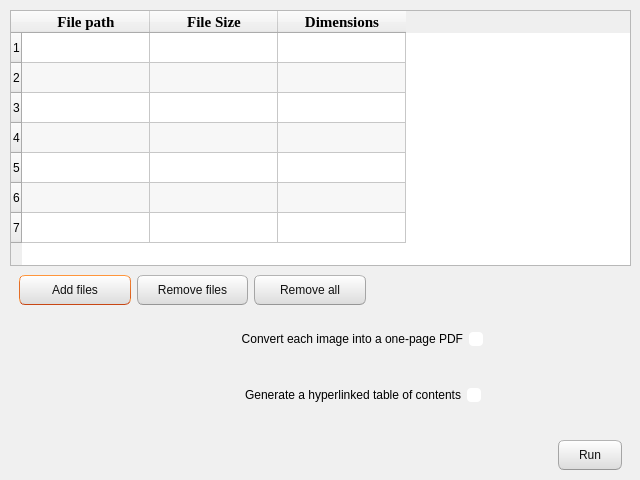
Qt form gui/convertimg.ui (FATelarico/PDFutils) before a commit.
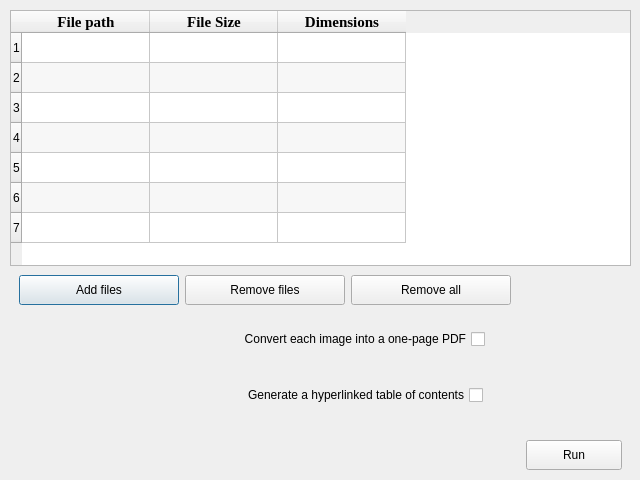
The same form after that commit. Icons and pictures are not drawn.

Diff of the .ui file:
```diff
--- a/gui/convertimg.ui
+++ b/gui/convertimg.ui
@@ -36,502 +36,7 @@
     <normaloff>:/media/merge.svg</normaloff>:/media/merge.svg</iconset>
   </property>
   <property name="styleSheet">
-   <string notr="true">/*
-Ubuntu Style Sheet for QT Applications
-Author: Jaime A. Quiroga P.
-Company: GTRONICK
-Last updated: 01/10/2021 (dd/mm/yyyy), 15:18.
-Available at: https://github.com/GTRONICK/QSS/blob/master/Ubuntu.qss
-*/
-QMainWindow {
-	background-color:#f0f0f0;
-}
-QCheckBox {
-	padding:2px;
-}
-QCheckBox:hover {
-	border:1px solid rgb(255,150,60);
-	border-radius:4px;
-	padding: 1px;
-	background-color:qlineargradient(spread:pad, x1:0.5, y1:1, x2:0.5, y2:0, stop:0 rgba(190, 90, 50, 50), stop:1 rgba(250, 130, 40, 50));
-}
-QCheckBox::indicator:checked {
-	border:1px solid rgb(246, 134, 86);
-	border-radius:4px;
-  	background-color:rgb(246, 134, 86)
-}
-QCheckBox::indicator:unchecked {
-	border-width:1px solid rgb(246, 134, 86);
-	border-radius:4px;
-  	background-color:rgb(255,255,255);
-}
-QColorDialog {
-	background-color:#f0f0f0;
-}
-QComboBox {
-	color:rgb(81,72,65);
-	background: #ffffff;
-}
-QComboBox:editable {
-	selection-color:rgb(81,72,65);
-	selection-background-color: #ffffff;
-}
-QComboBox QAbstractItemView {
-	selection-color: #ffffff;
-	selection-background-color: rgb(246, 134, 86);
-}
-QComboBox:!editable:on, QComboBox::drop-down:editable:on {
-	color:  #1e1d23;	
-}
-QDateTimeEdit, QDateEdit, QDoubleSpinBox, QFontComboBox {
-	color:rgb(81,72,65);
-	background-color: #ffffff;
-}
-
-QDialog {
-	background-color:#f0f0f0;
-}
-
-QLabel,QLineEdit {
-	color:rgb(17,17,17);
-}
-QLineEdit {
-	background-color:rgb(255,255,255);
-	selection-background-color:rgb(236,116,64);
-}
-QMenuBar {
-	color:rgb(223,219,210);
-	background-color:rgb(65,64,59);
-}
-QMenuBar::item {
-	padding-top:4px;
-	padding-left:4px;
-	padding-right:4px;
-	color:rgb(223,219,210);
-	background-color:rgb(65,64,59);
-}
-QMenuBar::item:selected {
-	color:rgb(255,255,255);
-	padding-top:2px;
-	padding-left:2px;
-	padding-right:2px;
-	border-top-width:2px;
-	border-left-width:2px;
-	border-right-width:2px;
-	border-top-right-radius:4px;
-	border-top-left-radius:4px;
-	border-style:solid;
-	background-color:rgb(65,64,59);
-	border-top-color: rgb(47,47,44);
-	border-right-color: qlineargradient(spread:pad, x1:0, y1:1, x2:1, y2:0, stop:0 rgba(90, 87, 78, 255), stop:1 rgba(47,47,44, 255));
-	border-left-color:  qlineargradient(spread:pad, x1:1, y1:0, x2:0, y2:0, stop:0 rgba(90, 87, 78, 255), stop:1 rgba(47,47,44, 255));
-}
-QMenu {
-	color:rgb(223,219,210);
-	background-color:rgb(65,64,59);
-}
-QMenu::item {
-	color:rgb(223,219,210);
-	padding:4px 10px 4px 20px;
-}
-QMenu::item:selected {
-	color:rgb(255,255,255);
-	background-color: qlineargradient(spread:pad, x1:0.5, y1:1, x2:0.5, y2:0, stop:0 rgba(225, 108, 54, 255), stop:1 rgba(246, 134, 86, 255));
-	border-style:solid;
-	border-width:3px;
-	padding:4px 7px 4px 17px;
-	border-bottom-color:qlineargradient(spread:pad, x1:0.5, y1:1, x2:0.5, y2:0, stop:0 rgba(175,85,48,255), stop:1 rgba(236,114,67, 255));
-	border-top-color:qlineargradient(spread:pad, x1:0.5, y1:1, x2:0.5, y2:0, stop:0 rgba(253,156,113,255), stop:1 rgba(205,90,46, 255));
-	border-right-color:qlineargradient(spread:pad, x1:0, y1:0.5, x2:1, y2:0.5, stop:0 rgba(253,156,113,255), stop:1 rgba(205,90,46, 255));
-	border-left-color:qlineargradient(spread:pad, x1:1, y1:0.5, x2:0, y2:0.5, stop:0 rgba(253,156,113,255), stop:1 rgba(205,90,46, 255));
-}
-QPlainTextEdit {
-	border: 1px solid transparent;
-	color:rgb(17,17,17);
-	selection-background-color:rgb(236,116,64);
-    background-color: #FFFFFF;
-}
-QProgressBar {
-	text-align: center;
-	color: rgb(0, 0, 0);
-	border: 1px inset rgb(150,150,150); 
-	border-radius: 10px;
-	background-color:rgb(221,221,219);
-}
-QProgressBar::chunk:horizontal {
-	background-color: qlineargradient(spread:pad, x1:0.5, y1:1, x2:0.5, y2:0, stop:0 rgba(225, 108, 54, 255), stop:1 rgba(246, 134, 86, 255));
-	border:1px solid;
-	border-radius:8px;
-	border-bottom-color:qlineargradient(spread:pad, x1:0.5, y1:1, x2:0.5, y2:0, stop:0 rgba(175,85,48,255), stop:1 rgba(236,114,67, 255));
-	border-top-color:qlineargradient(spread:pad, x1:0.5, y1:1, x2:0.5, y2:0, stop:0 rgba(253,156,113,255), stop:1 rgba(205,90,46, 255));
-	border-right-color:qlineargradient(spread:pad, x1:0, y1:0.5, x2:1, y2:0.5, stop:0 rgba(253,156,113,255), stop:1 rgba(205,90,46, 255));
-	border-left-color:qlineargradient(spread:pad, x1:1, y1:0.5, x2:0, y2:0.5, stop:0 rgba(253,156,113,255), stop:1 rgba(205,90,46, 255));
-}
-QPushButton{
-	color:rgb(17,17,17);
-	border-width: 1px;
-	border-radius: 6px;
-	border-bottom-color: rgb(150,150,150);
-	border-right-color: rgb(165,165,165);
-	border-left-color: rgb(165,165,165);
-	border-top-color: rgb(180,180,180);
-	border-style: solid;
-	padding: 4px;
-	background-color: qlineargradient(spread:pad, x1:0.5, y1:1, x2:0.5, y2:0, stop:0 rgba(220, 220, 220, 255), stop:1 rgba(255, 255, 255, 255));
-}
-QPushButton:hover{
-	color:rgb(17,17,17);
-	border-width: 1px;
-	border-radius:6px;
-	border-top-color: rgb(255,150,60);
-	border-right-color: qlineargradient(spread:pad, x1:0, y1:1, x2:1, y2:0, stop:0 rgba(200, 70, 20, 255), stop:1 rgba(255,150,60, 255));
-	border-left-color:  qlineargradient(spread:pad, x1:1, y1:0, x2:0, y2:0, stop:0 rgba(200, 70, 20, 255), stop:1 rgba(255,150,60, 255));
-	border-bottom-color: rgb(200,70,20);
-	border-style: solid;
-	padding: 2px;
-	background-color: qlineargradient(spread:pad, x1:0.5, y1:1, x2:0.5, y2:0, stop:0 rgba(220, 220, 220, 255), stop:1 rgba(255, 255, 255, 255));
-}
-QPushButton:default{
-	color:rgb(17,17,17);
-	border-width: 1px;
-	border-radius:6px;
-	border-top-color: rgb(255,150,60);
-	border-right-color: qlineargradient(spread:pad, x1:0, y1:1, x2:1, y2:0, stop:0 rgba(200, 70, 20, 255), stop:1 rgba(255,150,60, 255));
-	border-left-color:  qlineargradient(spread:pad, x1:1, y1:0, x2:0, y2:0, stop:0 rgba(200, 70, 20, 255), stop:1 rgba(255,150,60, 255));
-	border-bottom-color: rgb(200,70,20);
-	border-style: solid;
-	padding: 2px;
-	background-color: qlineargradient(spread:pad, x1:0.5, y1:1, x2:0.5, y2:0, stop:0 rgba(220, 220, 220, 255), stop:1 rgba(255, 255, 255, 255));
-}
-QPushButton:pressed{
-	color:rgb(17,17,17);
-	border-width: 1px;
-	border-radius: 6px;
-	border-width: 1px;
-	border-top-color: rgba(255,150,60,200);
-	border-right-color: qlineargradient(spread:pad, x1:0, y1:1, x2:1, y2:0, stop:0 rgba(200, 70, 20, 255), stop:1 rgba(255,150,60, 200));
-	border-left-color:  qlineargradient(spread:pad, x1:1, y1:0, x2:0, y2:0, stop:0 rgba(200, 70, 20, 255), stop:1 rgba(255,150,60, 200));
-	border-bottom-color: rgba(200,70,20,200);
-	border-style: solid;
-	padding: 2px;
-	background-color: qlineargradient(spread:pad, x1:0.5, y1:0, x2:0.5, y2:1, stop:0 rgba(220, 220, 220, 255), stop:1 rgba(255, 255, 255, 255));
-}
-QPushButton:disabled{
-	color:rgb(174,167,159);
-	border-width: 1px;
-	border-radius: 6px;
-	background-color: qlineargradient(spread:pad, x1:0.5, y1:1, x2:0.5, y2:0, stop:0 rgba(200, 200, 200, 255), stop:1 rgba(230, 230, 230, 255));
-}
-QRadioButton {
-	padding: 1px;
-}
-QRadioButton::indicator:checked {
-	height: 10px;
-	width: 10px;
-	border-style:solid;
-	border-radius:5px;
-	border-width: 1px;
-	border-color: rgba(246, 134, 86, 255);
-	color: #a9b7c6;
-	background-color:rgba(246, 134, 86, 255);
-}
-QRadioButton::indicator:!checked {
-	height: 10px;
-	width: 10px;
-	border-style:solid;
-	border-radius:5px;
-	border-width: 1px;
-	border-color: rgb(246, 134, 86);
-	color: #a9b7c6;
-	background-color: transparent;
-}
-QScrollArea {
-	color: white;
-	background-color:#f0f0f0;
-}
-QSlider::groove {
-	border-style: solid;
-	border-width: 1px;
-	border-color: rgb(207,207,207);
-}
-QSlider::groove:horizontal {
-	height: 5px;
-	background: rgb(246, 134, 86);
-}
-QSlider::groove:vertical {
-	width: 5px;
-	background: rgb(246, 134, 86);
-}
-QSlider::handle:horizontal {
-	background: rgb(253,253,253);
-	border-style: solid;
-	border-width: 1px;
-	border-color: rgb(207,207,207);
-	width: 12px;
-	margin: -5px 0;
-	border-radius: 7px;
-}
-QSlider::handle:vertical {
-	background: rgb(253,253,253);
-	border-style: solid;
-	border-width: 1px;
-	border-color: rgb(207,207,207);
-	height: 12px;
-	margin: 0 -5px;
-	border-radius: 7px;
-}
-QSlider::add-page:horizontal, QSlider::add-page:vertical {
- 	background: white;
-}
-QSlider::sub-page:horizontal, QSlider::sub-page:vertical {
-	background: rgb(246, 134, 86);
-}
-QStatusBar, QSpinBox {
-	color:rgb(81,72,65);
-}
-QSpinBox {
-	background-color: #ffffff;
-}
-QScrollBar:horizontal {
-	max-height: 20px;
-	border: 1px transparent;
-	margin: 0px 20px 0px 20px;
-}
-QScrollBar::handle:horizontal {
-	background: rgb(253,253,253);
-	border: 1px solid rgb(207,207,207);
-	border-radius: 7px;
-	min-width: 25px;
-}
-QScrollBar::handle:horizontal:hover {
-	background: rgb(253,253,253);
-	border: 1px solid rgb(255,150,60);
-	border-radius: 7px;
-	min-width: 25px;
-}
-QScrollBar::add-line:horizontal {
-  	border: 1px solid rgb(207,207,207);
-  	border-top-right-radius: 7px;
-  	border-top-left-radius: 7px;
-  	border-bottom-right-radius: 7px;
-  	background: rgb(255, 255, 255);
-  	width: 20px;
-  	subcontrol-position: right;
-  	subcontrol-origin: margin;
-}
-QScrollBar::add-line:horizontal:hover {
-  	border: 1px solid rgb(255,150,60);
-  	border-top-right-radius: 7px;
-  	border-top-left-radius: 7px;
-  	border-bottom-right-radius: 7px;
-  	background: rgb(255, 255, 255);
-  	width: 20px;
-  	subcontrol-position: right;
-  	subcontrol-origin: margin;
-}
-QScrollBar::add-line:horizontal:pressed {
-  	border: 1px solid grey;
-  	border-top-left-radius: 7px;
-  	border-top-right-radius: 7px;
-  	border-bottom-right-radius: 7px;
-  	background: rgb(231,231,231);
-  	width: 20px;
-  	subcontrol-position: right;
-  	subcontrol-origin: margin;
-}
-QScrollBar::sub-line:horizontal {
-  	border: 1px solid rgb(207,207,207);
-  	border-top-right-radius: 7px;
-  	border-top-left-radius: 7px;
-  	border-bottom-left-radius: 7px;
-  	background: rgb(255, 255, 255);
-  	width: 20px;
-  	subcontrol-position: left;
-  	subcontrol-origin: margin;
-}
-QScrollBar::sub-line:horizontal:hover {
-  	border: 1px solid rgb(255,150,60);
-  	border-top-right-radius: 7px;
-  	border-top-left-radius: 7px;
-  	border-bottom-left-radius: 7px;
-  	background: rgb(255, 255, 255);
-  	width: 20px;
-  	subcontrol-position: left;
-  	subcontrol-origin: margin;
-}
-QScrollBar::sub-line:horizontal:pressed {
-  	border: 1px solid grey;
-  	border-top-right-radius: 7px;
-  	border-top-left-radius: 7px;
-  	border-bottom-left-radius: 7px;
-  	background: rgb(231,231,231);
-  	width: 20px;
-  	subcontrol-position: left;
-  	subcontrol-origin: margin;
-}
-QScrollBar::left-arrow:horizontal {
-  	border: 1px transparent grey;
-  	border-top-left-radius: 3px;
-  	border-bottom-left-radius: 3px;
-  	width: 6px;
-  	height: 6px;
-  	background: rgb(230,230,230);
-}
-QScrollBar::right-arrow:horizontal {
-	border: 1px transparent grey;
-	border-top-right-radius: 3px;
-	border-bottom-right-radius: 3px;
-  	width: 6px;
-  	height: 6px;
- 	background: rgb(230,230,230);
-}
-QScrollBar::add-page:horizontal, QScrollBar::sub-page:horizontal {
- 	background: none;
-} 
-QScrollBar:vertical {
-	max-width: 20px;
-	border: 1px transparent grey;
-	margin: 20px 0px 20px 0px;
-}
-QScrollBar::add-line:vertical {
-	border: 1px solid;
-	border-color: rgb(207,207,207);
-	border-bottom-right-radius: 7px;
-	border-bottom-left-radius: 7px;
-	border-top-left-radius: 7px;
-	background: rgb(255, 255, 255);
-  	height: 20px;
-  	subcontrol-position: bottom;
-  	subcontrol-origin: margin;
-}
-QScrollBar::add-line:vertical:hover {
-  	border: 1px solid;
-  	border-color: rgb(255,150,60);
-  	border-bottom-right-radius: 7px;
-  	border-bottom-left-radius: 7px;
-  	border-top-left-radius: 7px;
-  	background: rgb(255, 255, 255);
-  	height: 20px;
-  	subcontrol-position: bottom;
-  	subcontrol-origin: margin;
-}
-QScrollBar::add-line:vertical:pressed {
-  	border: 1px solid grey;
-  	border-bottom-left-radius: 7px;
-  	border-bottom-right-radius: 7px;
-  	border-top-left-radius: 7px;
-  	background: rgb(231,231,231);
-  	height: 20px;
-  	subcontrol-position: bottom;
-  	subcontrol-origin: margin;
-}
-QScrollBar::sub-line:vertical {
-  	border: 1px solid rgb(207,207,207);
-  	border-top-right-radius: 7px;
-  	border-top-left-radius: 7px;
-  	border-bottom-left-radius: 7px;
-  	background: rgb(255, 255, 255);
-  	height: 20px;
-  	subcontrol-position: top;
-  	subcontrol-origin: margin;
-}
-QScrollBar::sub-line:vertical:hover {
-  	border: 1px solid rgb(255,150,60);
-  	border-top-right-radius: 7px;
-  	border-top-left-radius: 7px;
-  	border-bottom-left-radius: 7px;
-	background: rgb(255, 255, 255);
-  	height: 20px;
-  	subcontrol-position: top;
-  	subcontrol-origin: margin;
-}
-QScrollBar::sub-line:vertical:pressed {
-  	border: 1px solid grey;
-  	border-top-left-radius: 7px;
-  	border-top-right-radius: 7px;
-  	background: rgb(231,231,231);
- 	height: 20px;
-  	subcontrol-position: top;
-  	subcontrol-origin: margin;
-}
-QScrollBar::handle:vertical {
-	background: rgb(253,253,253);
-	border: 1px solid rgb(207,207,207);
-	border-radius: 7px;
-	min-height: 25px;
-}
-QScrollBar::handle:vertical:hover {
-	background: rgb(253,253,253);
-	border: 1px solid rgb(255,150,60);
-	border-radius: 7px;
-	min-height: 25px;
-}
-QScrollBar::up-arrow:vertical {
-	border: 1px transparent grey;
-  	border-top-left-radius: 3px;
-	border-top-right-radius: 3px;
-  	width: 6px;
-  	height: 6px;
-  	background: rgb(230,230,230);
-}
-QScrollBar::down-arrow:vertical {
-  	border: 1px transparent grey;
-  	border-bottom-left-radius: 3px;
-  	border-bottom-right-radius: 3px;
-  	width: 6px;
-  	height: 6px;
-  	background: rgb(230,230,230);
-}
-QScrollBar::add-page:vertical, QScrollBar::sub-page:vertical {
-  	background: none;
-}
-QTabWidget {
-	color:rgb(0,0,0);
-	background-color:rgb(247,246,246);
-}
-QTabWidget::pane {
-	border-color: rgb(180,180,180);
-	background-color:rgb(247,246,246);
-	border-style: solid;
-	border-width: 1px;
-  	border-radius: 6px;
-}
-QTabBar::tab {
-	padding-left:4px;
-	padding-right:4px;
-	padding-bottom:2px;
-	padding-top:2px;
-	color:rgb(81,72,65);
-  	background-color: qlineargradient(spread:pad, x1:0.5, y1:1, x2:0.5, y2:0, stop:0 rgba(221,218,217,255), stop:1 rgba(240,239,238,255));
-	border-style: solid;
-	border-width: 1px;
-  	border-top-right-radius:4px;
-	border-top-left-radius:4px;
-	border-top-color: rgb(180,180,180);
-	border-left-color: rgb(180,180,180);
-	border-right-color: rgb(180,180,180);
-	border-bottom-color: transparent;
-}
-QTabBar::tab:selected, QTabBar::tab:last:selected, QTabBar::tab:hover {
-  	background-color:rgb(247,246,246);
-  	margin-left: 0px;
-  	margin-right: 1px;
-}
-QTabBar::tab:!selected {
-	margin-top: 1px;
-	margin-right: 1px;
-}
-QTextEdit {
-	border-width: 1px;
-	border-style: solid;
-	border-color:transparent;
-	color:rgb(17,17,17);
-	selection-background-color:rgb(236,116,64);
-}
-QTimeEdit, QToolBox, QToolBox::tab, QToolBox::tab:selected {
-	color:rgb(81,72,65);
-	background-color: #ffffff;
-}</string>
+   <string notr="true"/>
   </property>
   <widget class="QWidget" name="layoutWidget">
    <property name="geometry">
@@ -672,13 +177,13 @@
         <widget class="QPushButton" name="btn45a">
          <property name="minimumSize">
           <size>
-           <width>96</width>
+           <width>160</width>
            <height>24</height>
           </size>
          </property>
          <property name="maximumSize">
           <size>
-           <width>128</width>
+           <width>192</width>
            <height>32</height>
           </size>
          </property>
@@ -698,13 +203,13 @@
         <widget class="QPushButton" name="btn45b">
          <property name="minimumSize">
           <size>
-           <width>96</width>
+           <width>160</width>
            <height>24</height>
           </size>
          </property>
          <property name="maximumSize">
           <size>
-           <width>128</width>
+           <width>192</width>
            <height>32</height>
           </size>
          </property>
@@ -721,13 +226,13 @@
         <widget class="QPushButton" name="btn45c">
          <property name="minimumSize">
           <size>
-           <width>96</width>
+           <width>160</width>
            <height>24</height>
           </size>
          </property>
          <property name="maximumSize">
           <size>
-           <width>128</width>
+           <width>192</width>
            <height>32</height>
           </size>
          </property>
@@ -1013,13 +518,13 @@
         <widget class="QPushButton" name="btn48">
          <property name="minimumSize">
           <size>
-           <width>64</width>
+           <width>96</width>
            <height>24</height>
           </size>
          </property>
          <property name="maximumSize">
           <size>
-           <width>64</width>
+           <width>128</width>
            <height>32</height>
           </size>
          </property>
```
